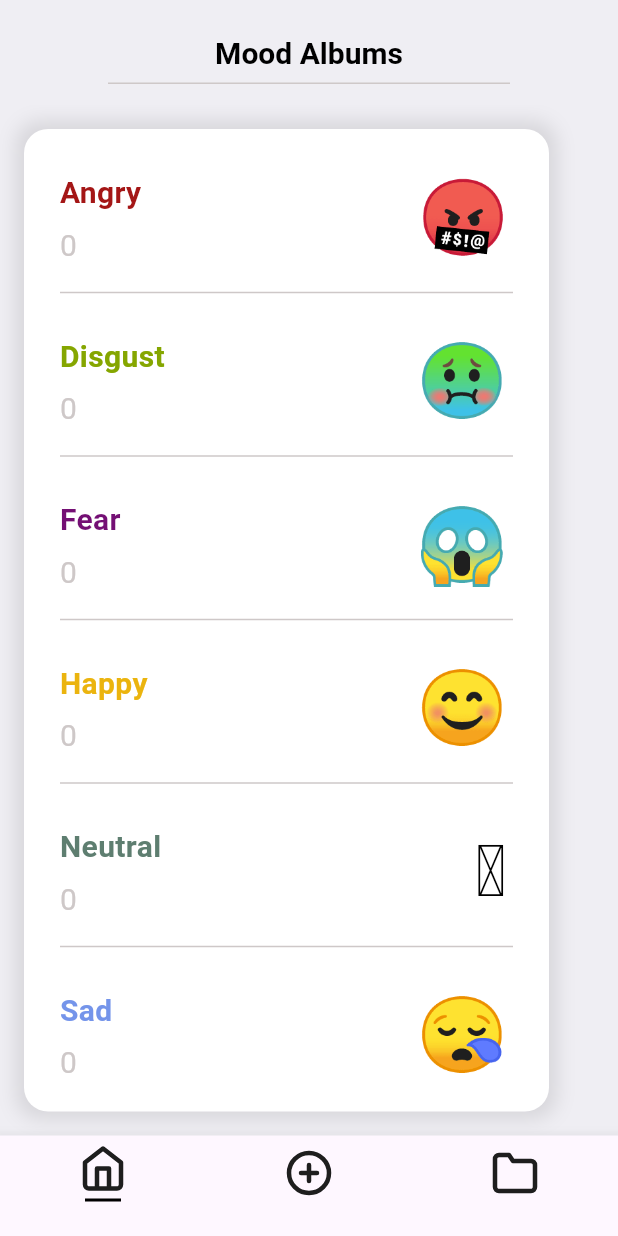
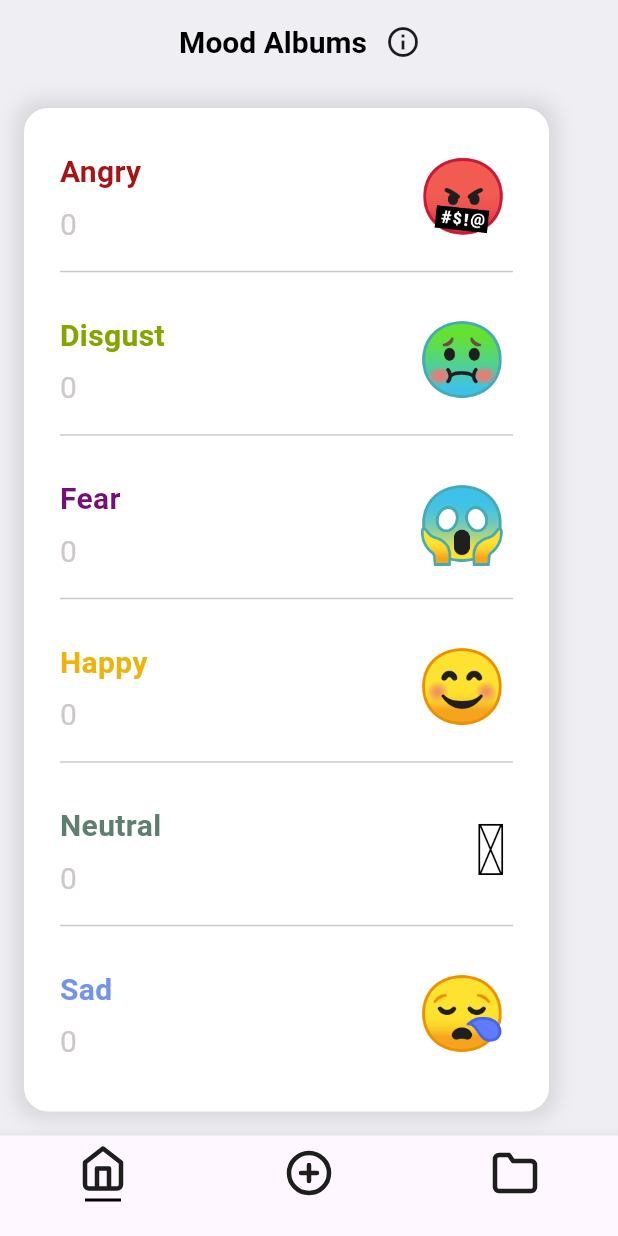
Before and after one commit to jaysteele13/moods_on_display, a Flutter app: the AlbumScreen screen opened by its route, on a phone screen of 412 x 824 dp. Run offline on Flutter 3.47's test engine with Material 3 defaults, Android fonts, the phone set to English and light mode, and no system bars; our stand-ins replace extended_image, firebase_auth, firebase_core, flutter_svg, google_sign_in, sqflite; missing offline and left inert: google_mlkit_face_detection, photo_manager, tflite_flutter; accounts and stored records are empty.

Commit message:
added info

```diff
--- a/lib/page_text/albums/albums_constant.dart
+++ b/lib/page_text/albums/albums_constant.dart
@@ -1,4 +1,13 @@
 class ALBUMS_CONSTANTS {
 
   static const title = "Mood Albums";
+
+  static const infoTitle = "This page outlines the moods you’ve captured";
+static const infoParagraphs = [
+  "Each folder represents a specific {color->g,b}mood{/color}.",
+  "7 Emotions are calculated by my AI model, which sums to *100%* overall.",
+  "Images are categorized based on the {color->y,b,u}highest average emotion score{/color}.",
+  "Some faces may not *perfectly match* the core emotion due to {color->D,u}model limitations{/color}.",
+];
+
 }
--- a/lib/pages/albums.dart
+++ b/lib/pages/albums.dart
@@ -6,6 +6,7 @@ import 'package:moods_on_display/managers/navigation_manager/base_app_bar.dart';
 import 'package:moods_on_display/managers/navigation_manager/base_scaffold.dart';
 import 'package:moods_on_display/managers/services/services.dart';
 import 'package:moods_on_display/page_text/albums/albums_constant.dart';
+import 'package:moods_on_display/pages/alert.dart';
 import 'package:moods_on_display/pages/images.dart';
 import 'package:moods_on_display/utils/constants.dart';
 import 'package:moods_on_display/utils/utils.dart';
@@ -18,7 +19,13 @@ class AlbumEmotionAmount {
   AlbumEmotionAmount(this.emotion, this.amount);
 }
 
-class AlbumScreen extends StatelessWidget {
+class AlbumScreen extends StatefulWidget {
+  @override
+  _AlbumScreenState createState() => _AlbumScreenState();
+}
+
+
+class _AlbumScreenState extends State<AlbumScreen> {
   final List<String> emotions = EMOTIONS.albumList; // Define emotions list for albums
   final AlbumManager albumManager = AlbumManager(
     assetEntityService: AssetEntityService(),
@@ -108,21 +115,26 @@ class AlbumScreen extends StatelessWidget {
     );
   }
 
+   void _openInfo() {
+    showModalBottomSheet(
+      context: context,
+      builder: (ctx) => AlertScreen(title: ALBUMS_CONSTANTS.infoTitle, paragraph: ALBUMS_CONSTANTS.infoParagraphs, icons: false,),
+    );
+  }
 
   // AppBar for AlbumScreen
   AppBar _buildAppBar(String title) {
     return Base.appBar(
-      toolBarHeight: 70,
+      toolBarHeight: WidgetUtils.defaultToolBarHeight,
       backgroundColor: DefaultColors.background,
       title: Center(
-        child: Column(
+        child: Row(
           mainAxisAlignment: MainAxisAlignment.center,
           crossAxisAlignment: CrossAxisAlignment.center,
           children: [
             SizedBox(height: 16),
             WidgetUtils.buildTitle(ALBUMS_CONSTANTS.title, fontSize: WidgetUtils.titleFontSize_75),
-
-            Divider(color: DefaultColors.grey),
+            IconButton(onPressed: _openInfo, icon: Icon(Icons.info_outline,), padding: EdgeInsets.zero,),
           ],
         ),
       ),
```
